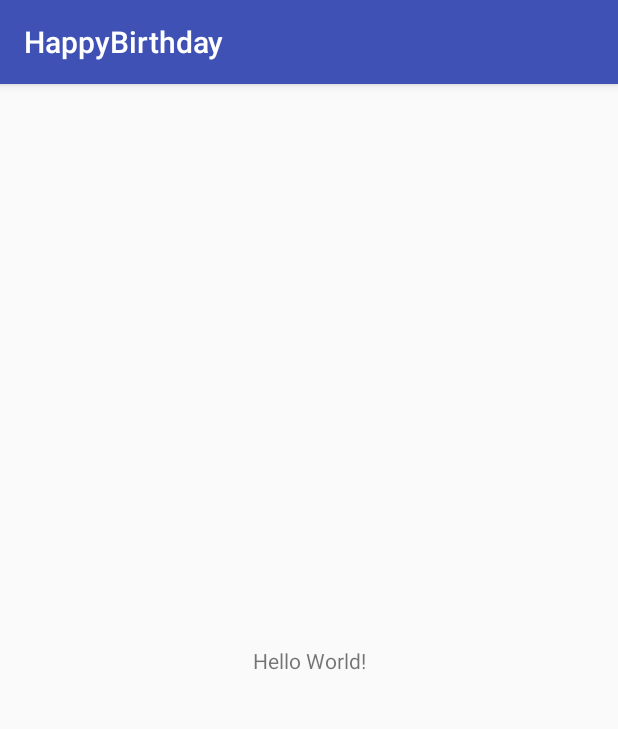
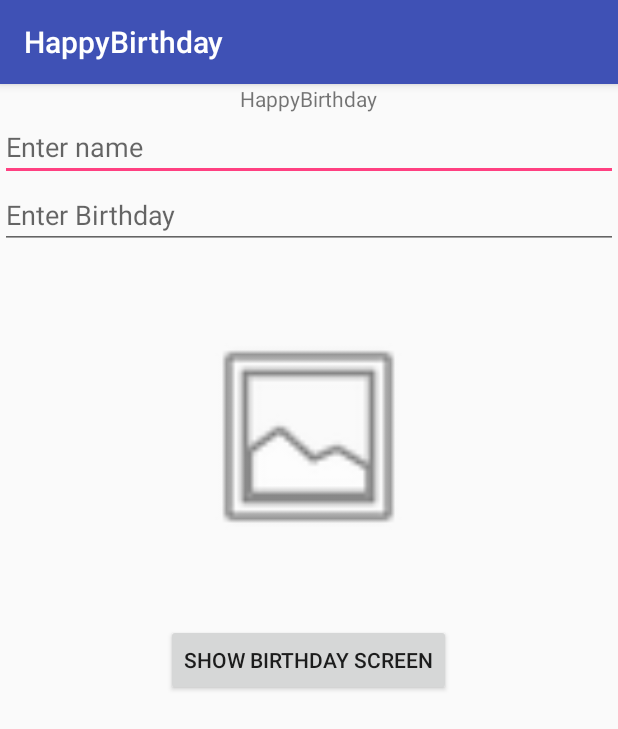
Before and after one commit to itzikal/HappyBirthday, an Android app: the screen it shows after launch (MainActivity), on a phone screen of 412 x 824 dp. Shown: the top 729 px of the screen. Run offline under Robolectric (Android 15) with nearby library versions, the phone set to English and light mode, and no system bars.

Commit message:
First screen layout

```diff
--- a/app/src/main/res/layout/activity_main.xml
+++ b/app/src/main/res/layout/activity_main.xml
@@ -1,19 +1,46 @@
 <?xml version="1.0" encoding="utf-8"?>
-<android.support.constraint.ConstraintLayout
+<LinearLayout
     xmlns:android="http://schemas.android.com/apk/res/android"
     xmlns:app="http://schemas.android.com/apk/res-auto"
     xmlns:tools="http://schemas.android.com/tools"
     android:layout_width="match_parent"
     android:layout_height="match_parent"
+    android:orientation="vertical"
     tools:context="com.alkotzer.itzik.happybirthday.MainActivity">
 
     <TextView
+        android:layout_gravity="center"
         android:layout_width="wrap_content"
         android:layout_height="wrap_content"
-        android:text="Hello World!"
-        app:layout_constraintBottom_toBottomOf="parent"
-        app:layout_constraintLeft_toLeftOf="parent"
-        app:layout_constraintRight_toRightOf="parent"
-        app:layout_constraintTop_toTopOf="parent"/>
+        android:text="@string/app_name"/>
 
-</android.support.constraint.ConstraintLayout>
+    <EditText
+        android:id="@+id/user_name"
+        android:lines="1"
+        android:hint="@string/your_name"
+        android:layout_width="match_parent"
+        android:layout_height="wrap_content"/>
+
+    <EditText
+        android:id="@+id/user_birthday"
+        android:lines="1"
+        android:inputType="none"
+        android:focusable="false"
+        android:editable="false"
+        android:hint="@string/enter_birthday"
+        android:layout_width="match_parent"
+        android:layout_height="wrap_content"/>
+
+    <ImageView
+        android:src="@android:drawable/ic_menu_gallery"
+        android:id="@+id/user_image"
+        android:layout_gravity="center"
+        android:layout_width="150dp"
+        android:layout_height="250dp"/>
+    <Button
+        android:text="@string/show_birthday_screen"
+        android:layout_gravity="center"
+        android:id="@+id/show_birthday_screen"
+        android:layout_width="wrap_content"
+        android:layout_height="wrap_content"/>
+</LinearLayout>
--- a/app/src/main/res/values/strings.xml
+++ b/app/src/main/res/values/strings.xml
@@ -1,3 +1,6 @@
 <resources>
     <string name="app_name">HappyBirthday</string>
+    <string name="your_name">Enter name</string>
+    <string name="enter_birthday">Enter Birthday</string>
+    <string name="show_birthday_screen">Show birthday screen</string>
 </resources>
```
